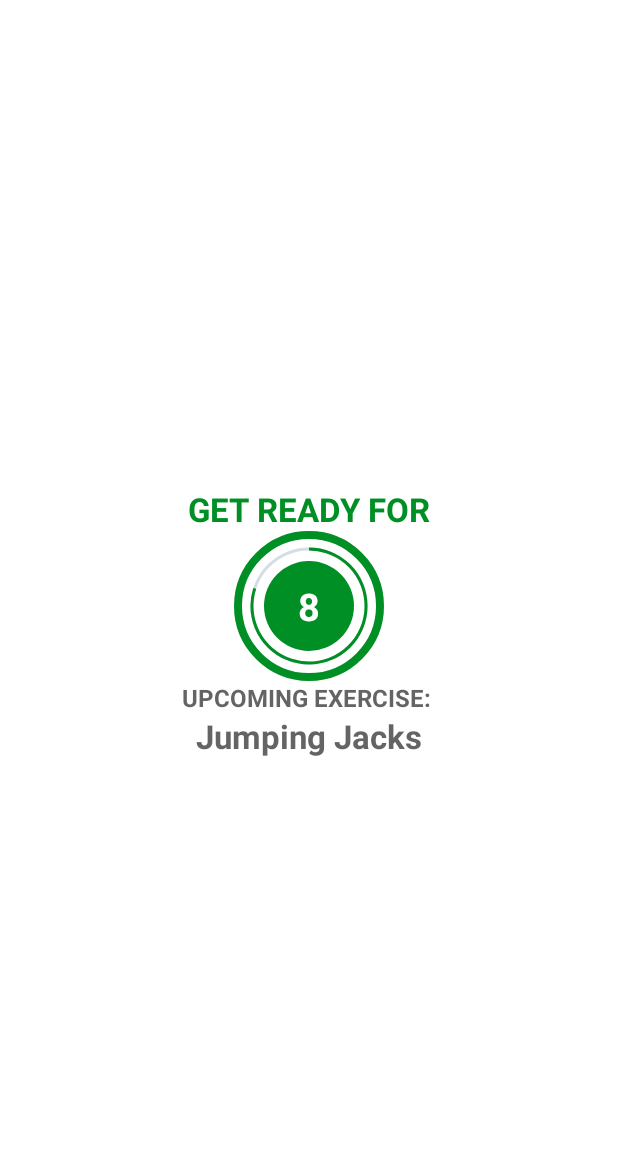
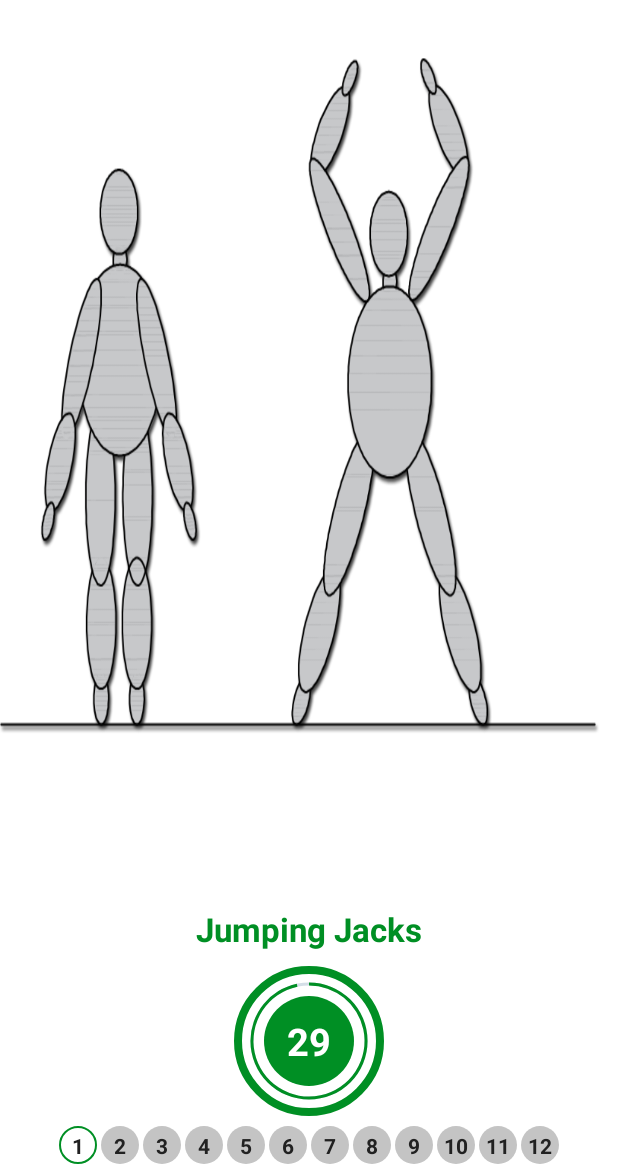
Before and after one commit to AhmedOnibiyo/7-Minutes-Workout, an Android app: the ExerciseActivity screen opened directly, with no data from a screen before it, on a phone screen of 412 x 824 dp, the part 62-1236 px from its top. Run offline under Robolectric (Android 15) with nearby library versions, the phone set to English and light mode, and no system bars.

Commit message:
Update UI of exercise and rest views

```diff
--- a/app/src/main/java/com/ahmedonibiyo/a7minutesworkout/ExerciseActivity.kt
+++ b/app/src/main/java/com/ahmedonibiyo/a7minutesworkout/ExerciseActivity.kt
@@ -1,18 +1,22 @@
 package com.ahmedonibiyo.a7minutesworkout
 
+import android.content.Intent
+import android.media.MediaPlayer
+import android.net.Uri
 import android.os.Bundle
 import android.os.CountDownTimer
 import android.speech.tts.TextToSpeech
 import android.util.Log
 import android.view.View
-import android.widget.Toast
 import androidx.appcompat.app.AppCompatActivity
+import androidx.recyclerview.widget.LinearLayoutManager
 import com.ahmedonibiyo.a7minutesworkout.databinding.ActivityExerciseBinding
 import java.util.*
 
 class ExerciseActivity : AppCompatActivity(), TextToSpeech.OnInitListener {
     private var binding: ActivityExerciseBinding? = null
     private var tts: TextToSpeech? = null
+    private var player: MediaPlayer? = null
 
     private var restTimer: CountDownTimer? = null
     private var restProgress = 0
@@ -22,6 +26,11 @@ class ExerciseActivity : AppCompatActivity(), TextToSpeech.OnInitListener {
 
     private var exerciseList: ArrayList<ExerciseModel>? = null
     private var currentExercisePosition = -1
+
+    val exerciseTimerDuration: Long = 1L
+    val restTimerDuration: Long = 1L
+
+    var exerciseAdapater: ExerciseStatusAdapter? = null
 
     override fun onCreate(savedInstanceState: Bundle?) {
         super.onCreate(savedInstanceState)
@@ -43,9 +52,29 @@ class ExerciseActivity : AppCompatActivity(), TextToSpeech.OnInitListener {
         }
 
         setupRestView()
+        setupExerciseStatusRecyclerView()
+    }
+
+    private fun setupExerciseStatusRecyclerView() {
+        binding?.rvExerciseStatus?.layoutManager =
+            LinearLayoutManager(this, LinearLayoutManager.HORIZONTAL, false)
+
+        exerciseAdapater = ExerciseStatusAdapter(exerciseList!!)
+        binding?.rvExerciseStatus?.adapter = exerciseAdapater
     }
 
     private fun setupRestView() {
+        try {
+            val soundUri = Uri.parse(
+                "android.resource://com.ahmedonibiyo.a7minutesworkout/" + R.raw.press_start
+            )
+            player = MediaPlayer.create(applicationContext, soundUri)
+            player?.isLooping = false
+            player?.start()
+        } catch (e: Exception) {
+            e.printStackTrace()
+        }
+
         binding?.flRestView?.visibility = View.VISIBLE
         binding?.tvTitle?.visibility = View.VISIBLE
         binding?.tvExerciseName?.visibility = View.INVISIBLE
@@ -95,7 +124,9 @@ class ExerciseActivity : AppCompatActivity(), TextToSpeech.OnInitListener {
     private fun setRestProgressBar() {
         binding?.progressBar?.progress = restProgress
 
-        restTimer = object : CountDownTimer(3000, 1000) {
+        restTimer = object : CountDownTimer(
+            restTimerDuration * 1000, 1000
+        ) {
             override fun onTick(p0: Long) {
                 restProgress++
                 binding?.progressBar?.progress = 10 - restProgress
@@ -104,6 +135,10 @@ class ExerciseActivity : AppCompatActivity(), TextToSpeech.OnInitListener {
 
             override fun onFinish() {
                 currentExercisePosition++
+
+                exerciseList!![currentExercisePosition].setIsSelected(true)
+                exerciseAdapater!!.notifyDataSetChanged()
+
                 setupExerciseView()
             }
         }.start()
@@ -112,7 +147,9 @@ class ExerciseActivity : AppCompatActivity(), TextToSpeech.OnInitListener {
     private fun setExerciseProgressBar() {
         binding?.progressBarExercise?.progress = exerciseProgress
 
-        exerciseTimer = object : CountDownTimer(3000, 1000) {
+        exerciseTimer = object : CountDownTimer(
+            exerciseTimerDuration * 1000, 1000
+        ) {
             override fun onTick(p0: Long) {
                 exerciseProgress++
                 binding?.progressBarExercise?.progress = 30 - exerciseProgress
@@ -120,14 +157,16 @@ class ExerciseActivity : AppCompatActivity(), TextToSpeech.OnInitListener {
             }
 
             override fun onFinish() {
+                exerciseList!![currentExercisePosition].setIsSelected(false)
+                exerciseList!![currentExercisePosition].setIsCompleted(true)
+                exerciseAdapater!!.notifyDataSetChanged()
+
                 if (currentExercisePosition < exerciseList!!.size - 1) {
                     setupRestView()
                 } else {
-                    Toast.makeText(
-                        this@ExerciseActivity,
-                        "Congratulations, You have completed the 7 minutes workout!",
-                        Toast.LENGTH_LONG
-                    ).show()
+                    val intent = Intent(applicationContext, FinishActivity::class.java)
+                    startActivity(intent)
+                    finish()
                 }
             }
         }.start()
@@ -151,6 +190,10 @@ class ExerciseActivity : AppCompatActivity(), TextToSpeech.OnInitListener {
             tts?.shutdown()
         }
 
+        if (player != null) {
+            player?.stop()
+        }
+
         binding = null
     }
 
--- a/app/src/main/java/com/ahmedonibiyo/a7minutesworkout/ExerciseModel.kt
+++ b/app/src/main/java/com/ahmedonibiyo/a7minutesworkout/ExerciseModel.kt
@@ -31,11 +31,11 @@ class ExerciseModel(
         this.image = image
     }
 
-    fun getISCompleted(): Boolean {
+    fun getIsCompleted(): Boolean {
         return isCompleted
     }
 
-    fun setISCompleted(isCompleted: Boolean) {
+    fun setIsCompleted(isCompleted: Boolean) {
         this.isCompleted = isCompleted
     }
 
--- /dev/null
+++ b/app/src/main/java/com/ahmedonibiyo/a7minutesworkout/ExerciseStatusAdapter.kt
@@ -0,0 +1,64 @@
+package com.ahmedonibiyo.a7minutesworkout
+
+import android.graphics.Color
+import android.view.LayoutInflater
+import android.view.ViewGroup
+import androidx.core.content.ContextCompat
+import androidx.recyclerview.widget.RecyclerView
+import com.ahmedonibiyo.a7minutesworkout.databinding.ItemExerciseStatusBinding
+
+class ExerciseStatusAdapter(val items: ArrayList<ExerciseModel>) :
+    RecyclerView.Adapter<ExerciseStatusAdapter.ViewHolder>() {
+
+    inner class ViewHolder(binding: ItemExerciseStatusBinding) :
+        RecyclerView.ViewHolder(binding.root) {
+        val tvItem = binding.tvItem
+    }
+
+    override fun onCreateViewHolder(parent: ViewGroup, viewType: Int): ViewHolder {
+        return ViewHolder(
+            ItemExerciseStatusBinding.inflate(
+                LayoutInflater.from(parent.context),
+                parent,
+                false
+            )
+        )
+    }
+
+    override fun onBindViewHolder(holder: ViewHolder, position: Int) {
+        val model: ExerciseModel = items[position]
+        holder.tvItem.text = model.getId().toString()
+
+        when {
+            model.getIsSelected() -> {
+                holder.tvItem.background =
+                    ContextCompat.getDrawable(
+                        holder.itemView.context,
+                        R.drawable.item_circular_thin_accent_border
+                    )
+                holder.tvItem.setTextColor(Color.parseColor("#212121"))
+            }
+            model.getIsCompleted() -> {
+                holder.tvItem.background =
+                    ContextCompat.getDrawable(
+                        holder.itemView.context,
+                        R.drawable.item_circular_color_accent_background
+                    )
+                holder.tvItem.setTextColor(Color.parseColor("#FFFFFF"))
+            }
+            else -> {
+                holder.tvItem.background =
+                    ContextCompat.getDrawable(
+                        holder.itemView.context,
+                        R.drawable.item_circular_color_gray_background
+                    )
+                holder.tvItem.setTextColor(Color.parseColor("#212121"))
+            }
+        }
+
+    }
+
+    override fun getItemCount(): Int {
+        return items.size
+    }
+}
--- /dev/null
+++ b/app/src/main/res/drawable/ic_done.xml
@@ -0,0 +1,5 @@
+<vector android:height="24dp" android:tint="#00FF00"
+    android:viewportHeight="24" android:viewportWidth="24"
+    android:width="24dp" xmlns:android="http://schemas.android.com/apk/res/android">
+    <path android:fillColor="@android:color/white" android:pathData="M9,16.2L4.8,12l-1.4,1.4L9,19 21,7l-1.4,-1.4L9,16.2z"/>
+</vector>
--- /dev/null
+++ b/app/src/main/res/drawable/item_circular_color_gray_background.xml
@@ -0,0 +1,6 @@
+<?xml version="1.0" encoding="utf-8"?>
+<shape xmlns:android="http://schemas.android.com/apk/res/android"
+    android:shape="oval">
+    <solid android:color="#c4c4c4" />
+
+</shape>
--- /dev/null
+++ b/app/src/main/res/drawable/item_circular_thin_accent_border.xml
@@ -0,0 +1,9 @@
+<?xml version="1.0" encoding="utf-8"?>
+<shape xmlns:android="http://schemas.android.com/apk/res/android"
+    android:shape="oval">
+    <stroke
+        android:width="1dp"
+        android:color="@color/colorAccent" />
+    <solid android:color="@color/white" />
+
+</shape>
--- a/app/src/main/res/layout/activity_exercise.xml
+++ b/app/src/main/res/layout/activity_exercise.xml
@@ -132,7 +132,6 @@
         android:layout_marginTop="10dp"
         android:background="@drawable/item_circular_color_accent_border"
         android:visibility="gone"
-        app:layout_constraintBottom_toBottomOf="parent"
         app:layout_constraintEnd_toEndOf="parent"
         app:layout_constraintStart_toStartOf="parent"
         app:layout_constraintTop_toBottomOf="@id/tvExerciseName"
@@ -171,40 +170,14 @@
 
     </FrameLayout>
 
-    <!--    <Button-->
-    <!--        android:id="@+id/btn_start"-->
-    <!--        android:layout_width="200dp"-->
-    <!--        android:layout_height="wrap_content"-->
-    <!--        android:backgroundTint="@color/colorAccent"-->
-    <!--        android:text="@string/start"-->
-    <!--        android:textSize="@dimen/default_button_text_size"-->
-    <!--        android:textStyle="bold"-->
-    <!--        app:layout_constraintEnd_toEndOf="parent"-->
-    <!--        app:layout_constraintStart_toStartOf="parent"-->
-    <!--        app:layout_constraintTop_toBottomOf="@id/flProgressBar" />-->
-
-    <!--    <Button-->
-    <!--        android:id="@+id/btn_pause"-->
-    <!--        android:layout_width="200dp"-->
-    <!--        android:layout_height="wrap_content"-->
-    <!--        android:backgroundTint="@color/colorAccent"-->
-    <!--        android:text="@string/pause"-->
-    <!--        android:textSize="@dimen/default_button_text_size"-->
-    <!--        android:textStyle="bold"-->
-    <!--        app:layout_constraintEnd_toEndOf="parent"-->
-    <!--        app:layout_constraintStart_toStartOf="parent"-->
-    <!--        app:layout_constraintTop_toBottomOf="@id/btn_start" />-->
-
-    <!--    <Button-->
-    <!--        android:id="@+id/btn_reset"-->
-    <!--        android:layout_width="200dp"-->
-    <!--        android:layout_height="wrap_content"-->
-    <!--        android:backgroundTint="@color/colorAccent"-->
-    <!--        android:text="@string/reset"-->
-    <!--        android:textSize="@dimen/default_button_text_size"-->
-    <!--        android:textStyle="bold"-->
-    <!--        app:layout_constraintEnd_toEndOf="parent"-->
-    <!--        app:layout_constraintStart_toStartOf="parent"-->
-    <!--        app:layout_constraintTop_toBottomOf="@id/btn_pause" />-->
+    <androidx.recyclerview.widget.RecyclerView
+        android:id="@+id/rvExerciseStatus"
+        android:layout_width="wrap_content"
+        android:layout_height="wrap_content"
+        android:padding="5dp"
+        app:layout_constraintBottom_toBottomOf="parent"
+        app:layout_constraintEnd_toEndOf="parent"
+        app:layout_constraintStart_toStartOf="parent"
+        app:layout_constraintTop_toBottomOf="@id/flExerciseView" />
 
 </androidx.constraintlayout.widget.ConstraintLayout>
--- /dev/null
+++ b/app/src/main/res/layout/item_exercise_status.xml
@@ -0,0 +1,14 @@
+<?xml version="1.0" encoding="utf-8"?>
+<TextView xmlns:android="http://schemas.android.com/apk/res/android"
+    xmlns:tools="http://schemas.android.com/tools"
+    android:id="@+id/tvItem"
+    android:layout_width="25dp"
+    android:layout_height="25dp"
+    android:layout_margin="1dp"
+    android:background="@drawable/item_circular_color_gray_background"
+    android:gravity="center"
+    android:padding="3dp"
+    android:textColor="#212121"
+    android:textSize="14sp"
+    android:textStyle="bold"
+    tools:text="1" />
--- a/build.gradle
+++ b/build.gradle
@@ -2,7 +2,7 @@
 plugins {
     id 'com.android.application' version '7.1.0' apply false
     id 'com.android.library' version '7.1.0' apply false
-    id 'org.jetbrains.kotlin.android' version '1.5.30' apply false
+    id 'org.jetbrains.kotlin.android' version '1.6.21' apply false
 }
 
 task clean(type: Delete) {
```
Also changed, not shown: app/src/main/AndroidManifest.xml (+9 -1 lines), app/src/main/java/com/ahmedonibiyo/a7minutesworkout/FinishActivity.kt (added, +19 -0 lines), app/src/main/res/layout/activity_finish.xml (added, +58 -0 lines), 1 other file.
